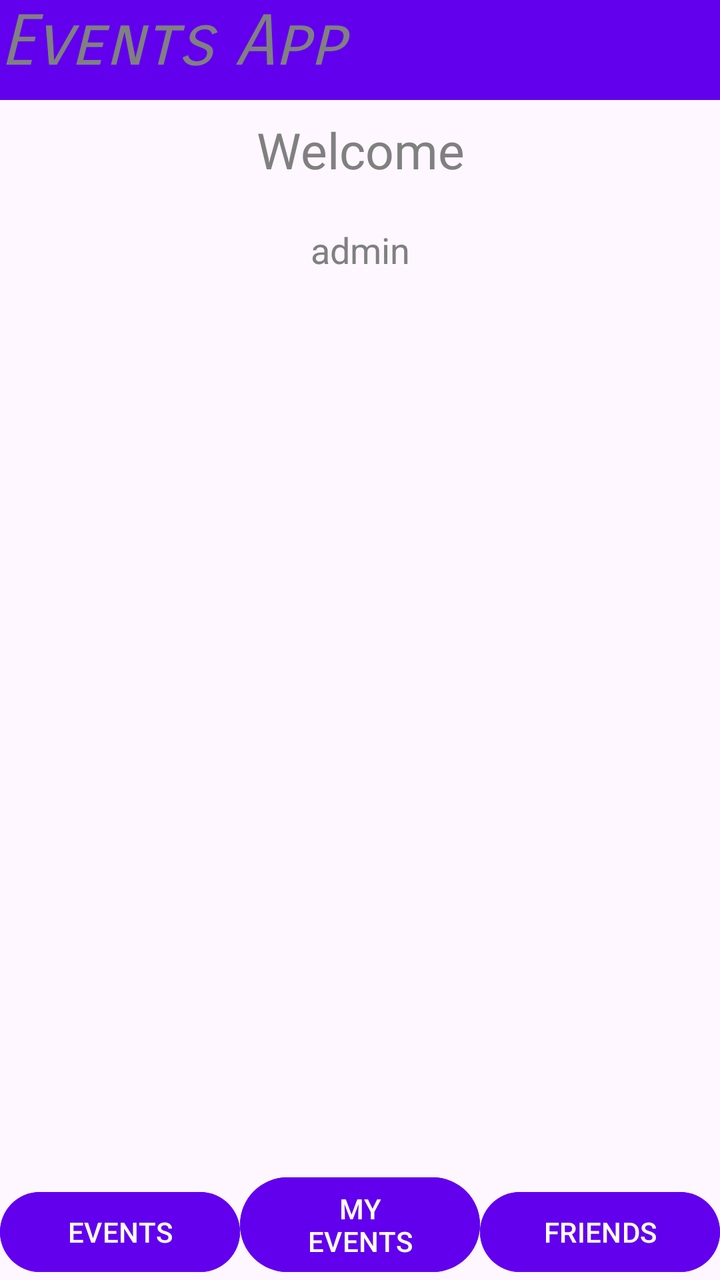
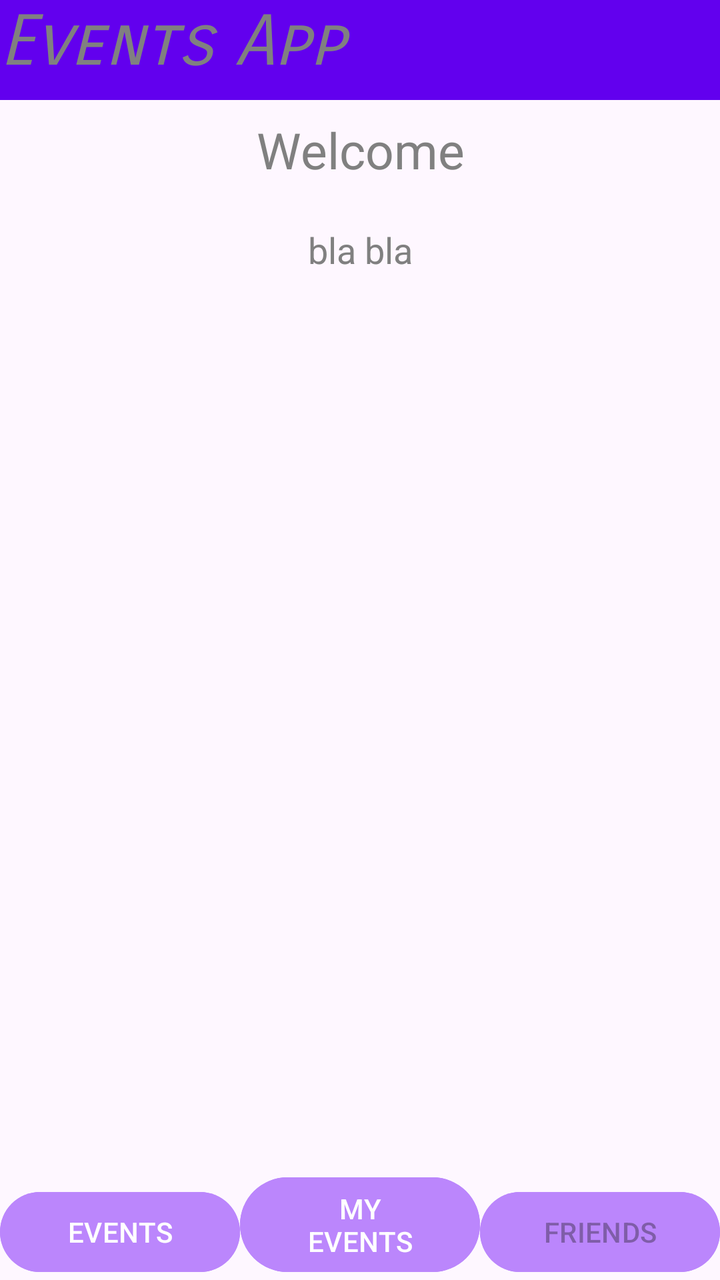

An Android layout rendered at two revisions. The XML below is the earlier revision; the diff shows what the commit changed to produce the second picture.
<!-- AndroidManifest.xml: application theme Theme.EventsApp -->
<!-- res/layout/activity_events.xml -->
<?xml version="1.0" encoding="utf-8"?>
<androidx.constraintlayout.widget.ConstraintLayout
    xmlns:android="http://schemas.android.com/apk/res/android"
    xmlns:app="http://schemas.android.com/apk/res-auto"
    xmlns:tools="http://schemas.android.com/tools"
    android:id="@+id/EventsActivity"
    android:layout_width="match_parent"
    android:layout_height="match_parent"
    tools:context=".EventsActivity"
    >
    <include
        layout="@layout/header"
        android:id="@+id/header"
        app:layout_constraintTop_toTopOf="parent"
        app:layout_constraintStart_toStartOf="parent"
        app:layout_constraintEnd_toEndOf="parent"
        >
    </include>

    <TextView
        android:id="@+id/welcome"
        android:layout_width="match_parent"
        android:layout_height="50sp"
        android:text="@string/evnts_welcome"
        android:gravity="center"
        android:textSize="25sp"
        android:textColor="@color/siva"
        app:layout_constraintTop_toBottomOf="@id/header"
        app:layout_constraintStart_toStartOf="parent"
        app:layout_constraintEnd_toEndOf="parent"
        >
    </TextView>
    <TextView
        android:layout_width="match_parent"
        android:layout_height="50dp"
        android:text="@string/evnts_admin"
        android:gravity="center"
        android:textSize="18sp"
        android:textColor="@color/siva"
        app:layout_constraintTop_toBottomOf="@id/welcome"
        app:layout_constraintStart_toStartOf="parent"
        app:layout_constraintEnd_toEndOf="parent"
        >
    </TextView>
    <Button
        android:id="@+id/btn_events"
        android:layout_width="0dp"
        android:layout_height="wrap_content"
        android:layout_weight="1"
        android:text="@string/btn_events"
        android:backgroundTint="@color/ljubicasta_tamnija"

        app:layout_constraintBottom_toBottomOf="parent"
        app:layout_constraintStart_toStartOf="parent"
        app:layout_constraintEnd_toStartOf="@+id/btn_myevents"
        >
    </Button>
    <Button
        android:id="@+id/btn_myevents"
        android:layout_width="0dp"
        android:layout_height="wrap_content"
        android:layout_weight="1"
        android:text="@string/btn_myevents"
        android:backgroundTint="@color/ljubicasta_tamnija"

        app:layout_constraintBottom_toBottomOf="parent"
        app:layout_constraintStart_toEndOf="@id/btn_events"
        app:layout_constraintEnd_toStartOf="@+id/btn_friends"
        >
    </Button>
    <Button
        android:id="@+id/btn_friends"
        android:layout_width="0dp"
        android:layout_height="wrap_content"
        android:layout_weight="1"
        android:text="@string/btn_friends"
        android:backgroundTint="@color/ljubicasta_tamnija"

        app:layout_constraintBottom_toBottomOf="parent"
        app:layout_constraintStart_toEndOf="@id/btn_myevents"
        app:layout_constraintEnd_toEndOf="parent"
        >
    </Button>

</androidx.constraintlayout.widget.ConstraintLayout>
<!-- res/layout/header.xml (included above) -->
<?xml version="1.0" encoding="utf-8"?>
<LinearLayout
    xmlns:android="http://schemas.android.com/apk/res/android"
    xmlns:app="http://schemas.android.com/apk/res-auto"
    android:id="@+id/header"
    android:layout_width="match_parent"
    android:layout_height="50dp"
    android:background="@color/ljubicasta_tamnija"
    android:orientation="horizontal"
    android:layout_marginTop="20dp"
    >
    <TextView
        android:layout_height="match_parent"
        android:layout_width="match_parent"
        android:text="@string/app_name"
        android:textColor="@color/siva"
        android:textSize="35sp"
        android:fontFamily="sans-serif-smallcaps"
        android:textStyle="italic"
        android:gravity="left"

        />



</LinearLayout>
<!-- resources referenced by this layout -->
<resources>
  <color name="ljubicasta_tamnija">#FF6200EE</color>
  <color name="siva">#808080</color>
  <string name="app_name">Events App</string>
  <string name="btn_events">EVENTS</string>
  <string name="btn_friends">FRIENDS</string>
  <string name="btn_myevents">MY EVENTS</string>
  <string name="evnts_admin">admin</string>
  <string name="evnts_welcome">Welcome</string>
  <style name="Theme.EventsApp" parent="Base.Theme.EventsApp" />
  <style name="Base.Theme.EventsApp" parent="Theme.Material3.DayNight.NoActionBar">
          
          
      </style>
</resources>

<!-- the commit's change to res/layout/activity_events.xml (unified diff, before → after) -->
@@ -6,6 +6,7 @@
     android:id="@+id/EventsActivity"
     android:layout_width="match_parent"
     android:layout_height="match_parent"
+    android:layout_marginTop="20dp"
     tools:context=".EventsActivity"
     >
     <include
@@ -31,9 +32,10 @@
         >
     </TextView>
     <TextView
+        android:id="@+id/id_events_activity_subtitle"
         android:layout_width="match_parent"
         android:layout_height="50dp"
-        android:text="@string/evnts_admin"
+        android:text="bla bla"
         android:gravity="center"
         android:textSize="18sp"
         android:textColor="@color/siva"
@@ -42,13 +44,26 @@
         app:layout_constraintEnd_toEndOf="parent"
         >
     </TextView>
+    
+    <FrameLayout
+        android:id="@+id/id_fragment_events"
+        android:layout_width="0dp"
+        android:layout_height="0dp"
+        app:layout_constraintTop_toBottomOf="@+id/id_events_activity_subtitle"
+        app:layout_constraintBottom_toTopOf="@+id/btn_events"
+        app:layout_constraintStart_toStartOf="parent"
+        app:layout_constraintEnd_toEndOf="parent"
+
+        >
+    </FrameLayout>
+    
     <Button
         android:id="@+id/btn_events"
         android:layout_width="0dp"
         android:layout_height="wrap_content"
         android:layout_weight="1"
         android:text="@string/btn_events"
-        android:backgroundTint="@color/ljubicasta_tamnija"
+        android:backgroundTint="@color/ljubicasta_svetlija"
 
         app:layout_constraintBottom_toBottomOf="parent"
         app:layout_constraintStart_toStartOf="parent"
@@ -61,7 +76,7 @@
         android:layout_height="wrap_content"
         android:layout_weight="1"
         android:text="@string/btn_myevents"
-        android:backgroundTint="@color/ljubicasta_tamnija"
+        android:backgroundTint="@color/ljubicasta_svetlija"
 
         app:layout_constraintBottom_toBottomOf="parent"
         app:layout_constraintStart_toEndOf="@id/btn_events"
@@ -74,7 +89,8 @@
         android:layout_height="wrap_content"
         android:layout_weight="1"
         android:text="@string/btn_friends"
-        android:backgroundTint="@color/ljubicasta_tamnija"
+        android:backgroundTint="@color/ljubicasta_svetlija"
+        android:enabled="false"
 
         app:layout_constraintBottom_toBottomOf="parent"
         app:layout_constraintStart_toEndOf="@id/btn_myevents"
@@ -95,6 +111,7 @@
     android:orientation="horizontal"
     android:layout_marginTop="20dp"
     >
+
     <TextView
         android:layout_height="match_parent"
         android:layout_width="match_parent"
<!-- resource entries referenced after the edit -->
@@ -1,12 +1,12 @@
 <!-- resources referenced by this layout -->
 <resources>
+  <color name="ljubicasta_svetlija">#FFBB86FC</color>
   <color name="ljubicasta_tamnija">#FF6200EE</color>
   <color name="siva">#808080</color>
   <string name="app_name">Events App</string>
   <string name="btn_events">EVENTS</string>
   <string name="btn_friends">FRIENDS</string>
   <string name="btn_myevents">MY EVENTS</string>
-  <string name="evnts_admin">admin</string>
   <string name="evnts_welcome">Welcome</string>
   <style name="Theme.EventsApp" parent="Base.Theme.EventsApp" />
   <style name="Base.Theme.EventsApp" parent="Theme.Material3.DayNight.NoActionBar">
